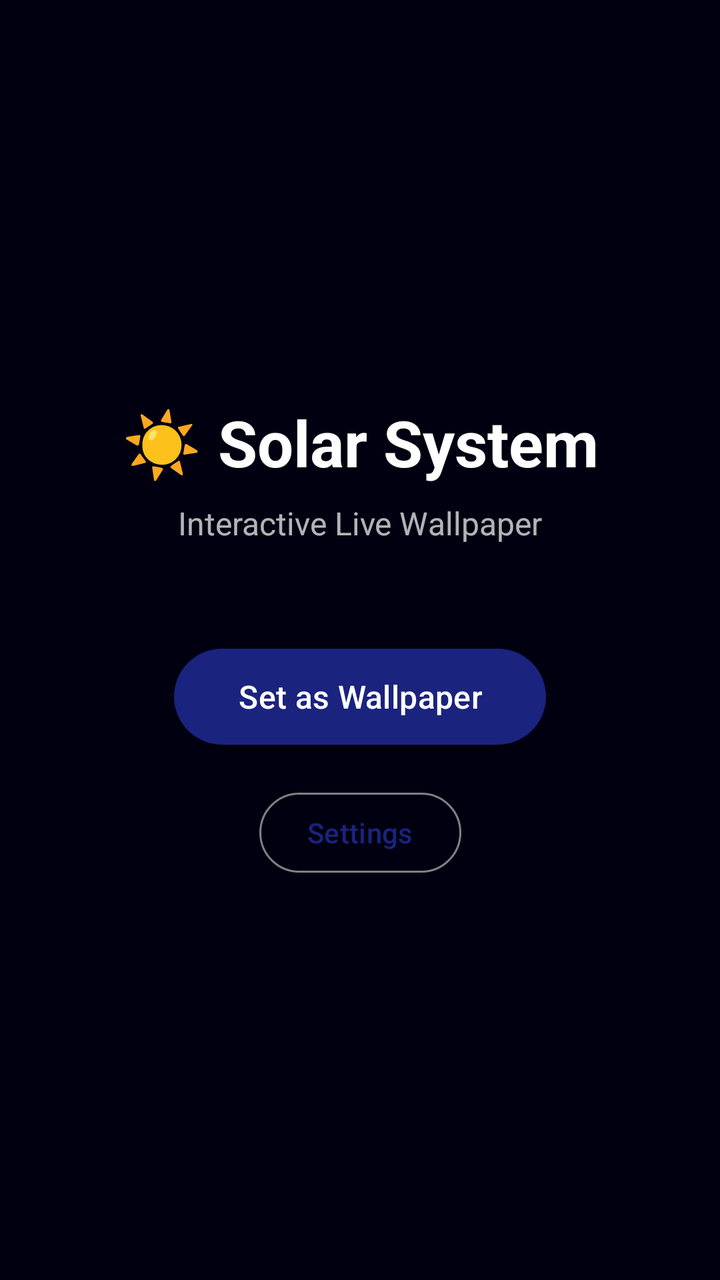
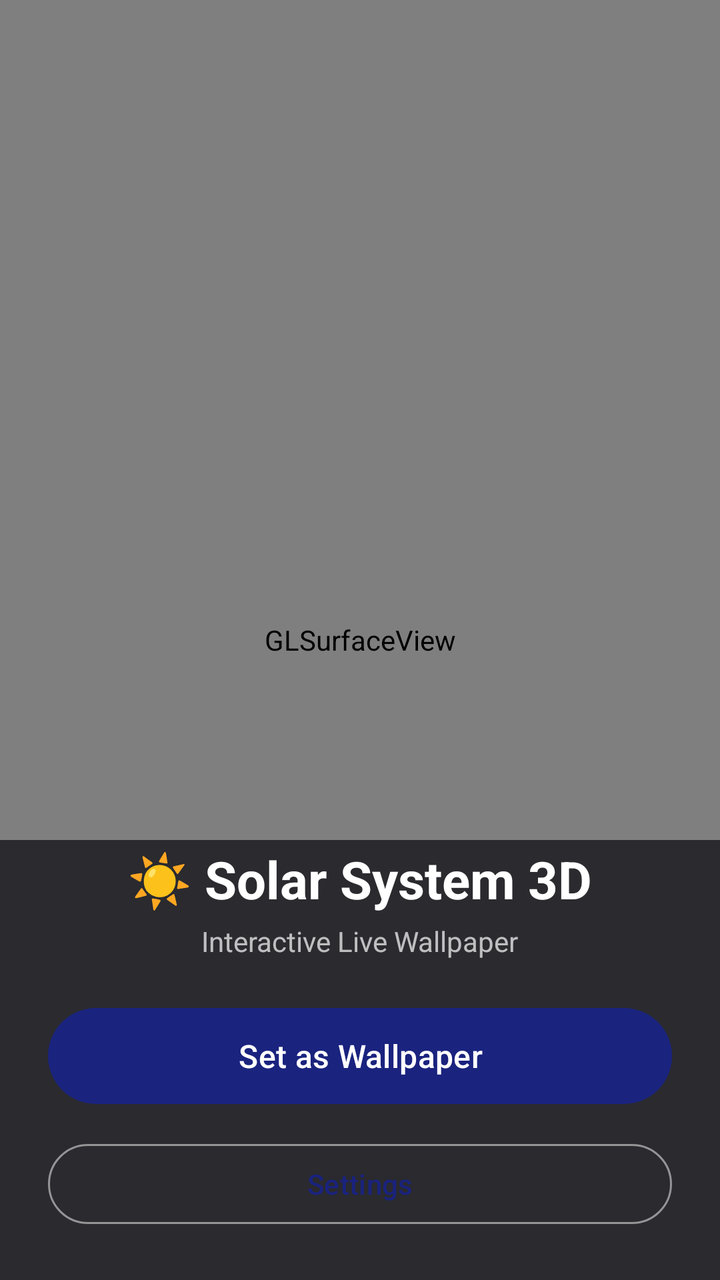

Compare the two renders of this Android layout. The source of the first and the diff that turns it into the second are given below.
<!-- AndroidManifest.xml: activity theme Theme.SolarSystem -->
<!-- res/layout/activity_main.xml -->
<?xml version="1.0" encoding="utf-8"?>
<androidx.constraintlayout.widget.ConstraintLayout
    xmlns:android="http://schemas.android.com/apk/res/android"
    xmlns:app="http://schemas.android.com/apk/res-auto"
    android:layout_width="match_parent"
    android:layout_height="match_parent"
    android:background="#FF000010">

    <ImageView
        android:id="@+id/backgroundImage"
        android:layout_width="match_parent"
        android:layout_height="match_parent"
        android:scaleType="centerCrop"
        android:alpha="0.3"
        app:layout_constraintTop_toTopOf="parent" />

    <LinearLayout
        android:layout_width="wrap_content"
        android:layout_height="wrap_content"
        android:orientation="vertical"
        android:gravity="center"
        android:padding="32dp"
        app:layout_constraintTop_toTopOf="parent"
        app:layout_constraintBottom_toBottomOf="parent"
        app:layout_constraintStart_toStartOf="parent"
        app:layout_constraintEnd_toEndOf="parent">

        <TextView
            android:layout_width="wrap_content"
            android:layout_height="wrap_content"
            android:text="☀️ Solar System"
            android:textSize="32sp"
            android:textColor="#FFFFFFFF"
            android:textStyle="bold"
            android:layout_marginBottom="8dp" />

        <TextView
            android:layout_width="wrap_content"
            android:layout_height="wrap_content"
            android:text="Interactive Live Wallpaper"
            android:textSize="16sp"
            android:textColor="#B3FFFFFF"
            android:layout_marginBottom="48dp" />

        <com.google.android.material.button.MaterialButton
            android:id="@+id/btnSetWallpaper"
            android:layout_width="wrap_content"
            android:layout_height="56dp"
            android:text="@string/set_wallpaper"
            android:textSize="16sp"
            android:paddingStart="32dp"
            android:paddingEnd="32dp"
            app:cornerRadius="28dp"
            android:layout_marginBottom="16dp" />

        <com.google.android.material.button.MaterialButton
            android:id="@+id/btnSettings"
            android:layout_width="wrap_content"
            android:layout_height="48dp"
            android:text="@string/open_settings"
            android:textSize="14sp"
            android:paddingStart="24dp"
            android:paddingEnd="24dp"
            style="@style/Widget.Material3.Button.OutlinedButton"
            app:cornerRadius="24dp"
            app:strokeColor="#80FFFFFF" />

    </LinearLayout>

</androidx.constraintlayout.widget.ConstraintLayout>
<!-- resources referenced by this layout -->
<resources>
  <string name="open_settings">Settings</string>
  <string name="set_wallpaper">Set as Wallpaper</string>
  <style name="Theme.SolarSystem" parent="Theme.Material3.DayNight.NoActionBar">
          <item name="colorPrimary">#FF1A237E</item>
          <item name="colorPrimaryVariant">#FF0D47A1</item>
          <item name="colorOnPrimary">#FFFFFFFF</item>
          <item name="colorSecondary">#FF00BCD4</item>
          <item name="colorOnSecondary">#FF000000</item>
          <item name="android:statusBarColor">?attr/colorPrimary</item>
          <item name="android:navigationBarColor">#FF000000</item>
      </style>
</resources>

<!-- the commit's change to res/layout/activity_main.xml (unified diff, before → after) -->
@@ -4,63 +4,60 @@
     xmlns:app="http://schemas.android.com/apk/res-auto"
     android:layout_width="match_parent"
     android:layout_height="match_parent"
-    android:background="#FF000010">
+    android:background="#FF000008">
 
-    <ImageView
-        android:id="@+id/backgroundImage"
+    <android.opengl.GLSurfaceView
+        android:id="@+id/glPreviewView"
         android:layout_width="match_parent"
-        android:layout_height="match_parent"
-        android:scaleType="centerCrop"
-        android:alpha="0.3"
-        app:layout_constraintTop_toTopOf="parent" />
+        android:layout_height="match_parent" />
+
+    
+    <View
+        android:layout_width="match_parent"
+        android:layout_height="220dp"
+        android:background="#AA000008"
+        app:layout_constraintBottom_toBottomOf="parent" />
 
     <LinearLayout
-        android:layout_width="wrap_content"
+        android:layout_width="match_parent"
         android:layout_height="wrap_content"
         android:orientation="vertical"
         android:gravity="center"
-        android:padding="32dp"
-        app:layout_constraintTop_toTopOf="parent"
-        app:layout_constraintBottom_toBottomOf="parent"
-        app:layout_constraintStart_toStartOf="parent"
-        app:layout_constraintEnd_toEndOf="parent">
+        android:padding="24dp"
+        app:layout_constraintBottom_toBottomOf="parent">
 
         <TextView
             android:layout_width="wrap_content"
             android:layout_height="wrap_content"
-            android:text="☀️ Solar System"
-            android:textSize="32sp"
+            android:text="☀️ Solar System 3D"
+            android:textSize="26sp"
             android:textColor="#FFFFFFFF"
             android:textStyle="bold"
-            android:layout_marginBottom="8dp" />
+            android:layout_marginBottom="4dp" />
 
         <TextView
             android:layout_width="wrap_content"
             android:layout_height="wrap_content"
             android:text="Interactive Live Wallpaper"
-            android:textSize="16sp"
+            android:textSize="14sp"
             android:textColor="#B3FFFFFF"
-            android:layout_marginBottom="48dp" />
+            android:layout_marginBottom="20dp" />
 
         <com.google.android.material.button.MaterialButton
             android:id="@+id/btnSetWallpaper"
-            android:layout_width="wrap_content"
+            android:layout_width="match_parent"
             android:layout_height="56dp"
             android:text="@string/set_wallpaper"
             android:textSize="16sp"
-            android:paddingStart="32dp"
-            android:paddingEnd="32dp"
             app:cornerRadius="28dp"
-            android:layout_marginBottom="16dp" />
+            android:layout_marginBottom="12dp" />
 
         <com.google.android.material.button.MaterialButton
             android:id="@+id/btnSettings"
-            android:layout_width="wrap_content"
+            android:layout_width="match_parent"
             android:layout_height="48dp"
             android:text="@string/open_settings"
             android:textSize="14sp"
-            android:paddingStart="24dp"
-            android:paddingEnd="24dp"
             style="@style/Widget.Material3.Button.OutlinedButton"
             app:cornerRadius="24dp"
             app:strokeColor="#80FFFFFF" />
